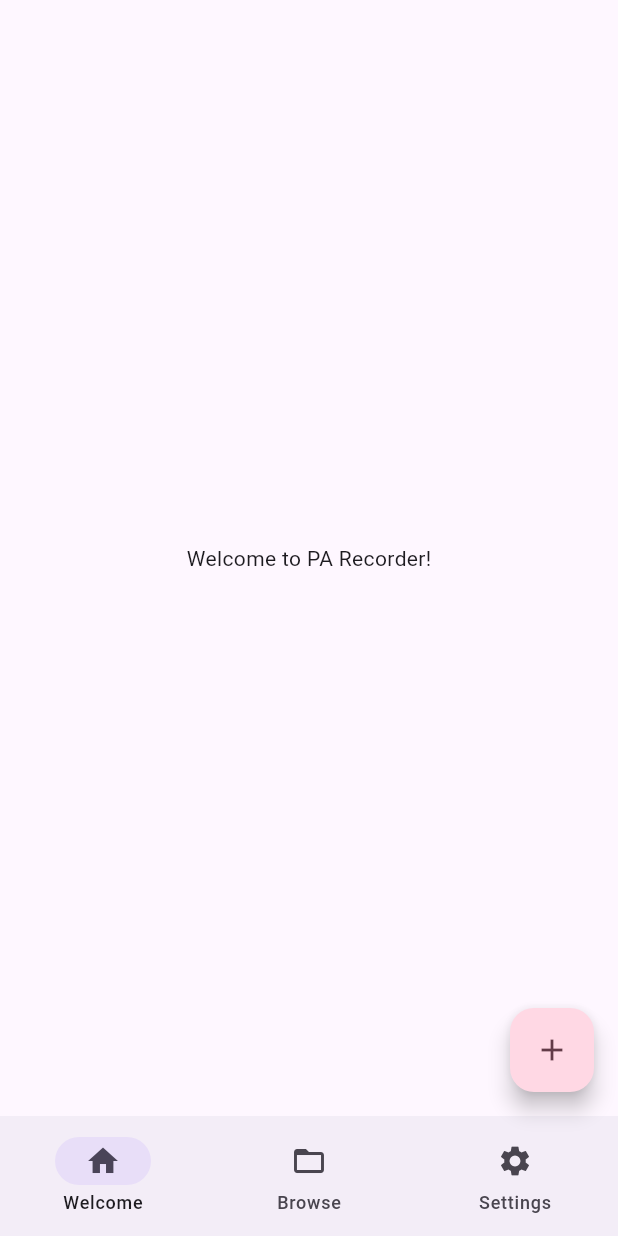
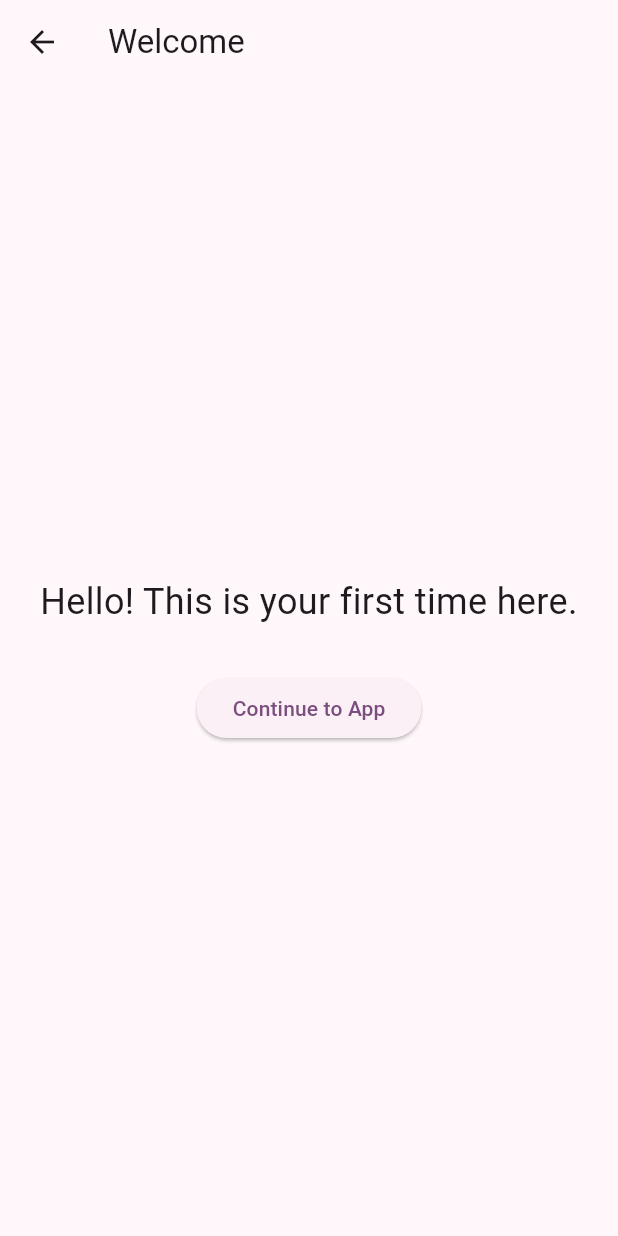
Before and after one commit to ljcucc/pa_recorder, a Flutter app: the screen it shows after launch, on a phone screen of 412 x 824 dp. Run offline on Flutter 3.47's test engine with Material 3 defaults, Android fonts, the light colour scheme and no system bars; our stand-ins replace file_picker, flutter_markdown, gap, google_fonts, shared_preferences, sqflite; missing offline and left inert: ini; accounts and stored records are empty; Roboto replaces fonts that are missing (JFOpenshuninn).

Commit message:
feat: Implement first-time user welcome flow
Introduces a new "Hello" page to greet first-time users and guide them into the application.

- Adds `HelloPage` for the initial welcome screen.
- Implements `HelloProvider` to manage the display state of the welcome page using `SharedPreferences`.
- Integrates the `HelloPage` into the application's navigation flow in `main.dart`.
- Includes unit tests for `HelloProvider` to ensure state management is correct.

```diff
--- a/lib/data/sqlite_record_repository.dart
+++ b/lib/data/sqlite_record_repository.dart
@@ -109,7 +109,7 @@ class DatabaseHelper {
     _database = db;
   }
 
-  _initDatabase() async {
+  Future<Database> _initDatabase() async {
     String path = join(await getDatabasesPath(), _databaseName);
     return await openDatabase(
       path,
--- a/lib/main.dart
+++ b/lib/main.dart
@@ -4,6 +4,8 @@ import 'package:provider/provider.dart';
 
 import 'package:pa_recorder/widgets/adaptive_navigation_scaffold.dart';
 import 'package:pa_recorder/data/record_repository.dart';
+import 'package:pa_recorder/pages/hello_page.dart';
+import 'package:pa_recorder/providers/hello_provider.dart';
 
 void main() {
   runApp(const AppInitializer());
@@ -13,7 +15,7 @@ class AppInitializer extends StatefulWidget {
   const AppInitializer({super.key});
 
   @override
-  _AppInitializerState createState() => _AppInitializerState();
+  State<AppInitializer> createState() => _AppInitializerState();
 }
 
 class _AppInitializerState extends State<AppInitializer> {
@@ -41,6 +43,9 @@ class _AppInitializerState extends State<AppInitializer> {
             providers: [
               Provider<RecordRepository>(
                 create: (context) => snapshot.data!,
+              ),
+              ChangeNotifierProvider(
+                create: (context) => HelloProvider(),
               ),
             ],
             child: const PARecorderApp(),
@@ -72,13 +77,19 @@ class PARecorderApp extends StatelessWidget {
 
   @override
   Widget build(BuildContext context) {
+    final hasHello = context.watch<HelloProvider>().hasHello;
     return MaterialApp(
       title: 'PA Recorder',
       theme: ThemeData(
-        primarySwatch: Colors.blue,
+        colorScheme: ColorScheme.fromSeed(seedColor: Colors.purple),
+        useMaterial3: true,
         fontFamily: 'JFOpenshuninn',
       ),
-      home: const AdaptiveNavigationScaffold(),
+      initialRoute: hasHello ? '/' : HelloPage.routeName,
+      routes: {
+        '/': (context) => const AdaptiveNavigationScaffold(),
+        HelloPage.routeName: (context) => const HelloPage(),
+      },
     );
   }
 }
--- /dev/null
+++ b/lib/pages/hello_page.dart
@@ -0,0 +1,45 @@
+import 'package:flutter/material.dart';
+import 'package:provider/provider.dart';
+import 'package:pa_recorder/providers/hello_provider.dart';
+
+class HelloPage extends StatefulWidget {
+  const HelloPage({super.key});
+
+  static const String routeName = '/hello';
+
+  @override
+  State<HelloPage> createState() => _HelloPageState();
+}
+
+class _HelloPageState extends State<HelloPage> {
+  @override
+  Widget build(BuildContext context) {
+    return Scaffold(
+      appBar: AppBar(
+        title: const Text('Welcome'),
+      ),
+      body: Center(
+        child: Column(
+          mainAxisAlignment: MainAxisAlignment.center,
+          children: [
+            const Text(
+              'Hello! This is your first time here.',
+              style: TextStyle(fontSize: 24),
+              textAlign: TextAlign.center,
+            ),
+            const SizedBox(height: 30),
+            ElevatedButton(
+              onPressed: () async {
+                final navigator = Navigator.of(context);
+                await Provider.of<HelloProvider>(context, listen: false).setHasHello(true);
+                if (!mounted) return;
+                navigator.pushReplacementNamed('/');
+              },
+              child: const Text('Continue to App'),
+            ),
+          ],
+        ),
+      ),
+    );
+  }
+}
--- /dev/null
+++ b/lib/providers/hello_provider.dart
@@ -0,0 +1,29 @@
+import 'dart:async';
+import 'package:flutter/material.dart';
+import 'package:shared_preferences/shared_preferences.dart';
+
+class HelloProvider extends ChangeNotifier {
+  bool _hasHello = false;
+  final Completer<void> _completer = Completer<void>();
+
+  bool get hasHello => _hasHello;
+  Future<void> get initialized => _completer.future;
+
+  HelloProvider() {
+    _loadHasHello();
+  }
+
+  Future<void> _loadHasHello() async {
+    final prefs = await SharedPreferences.getInstance();
+    _hasHello = prefs.getBool('has_hello') ?? false;
+    notifyListeners();
+    _completer.complete();
+  }
+
+  Future<void> setHasHello(bool value) async {
+    _hasHello = value;
+    final prefs = await SharedPreferences.getInstance();
+    await prefs.setBool('has_hello', value);
+    notifyListeners();
+  }
+}
```
Also changed, not shown: 1 other file.
